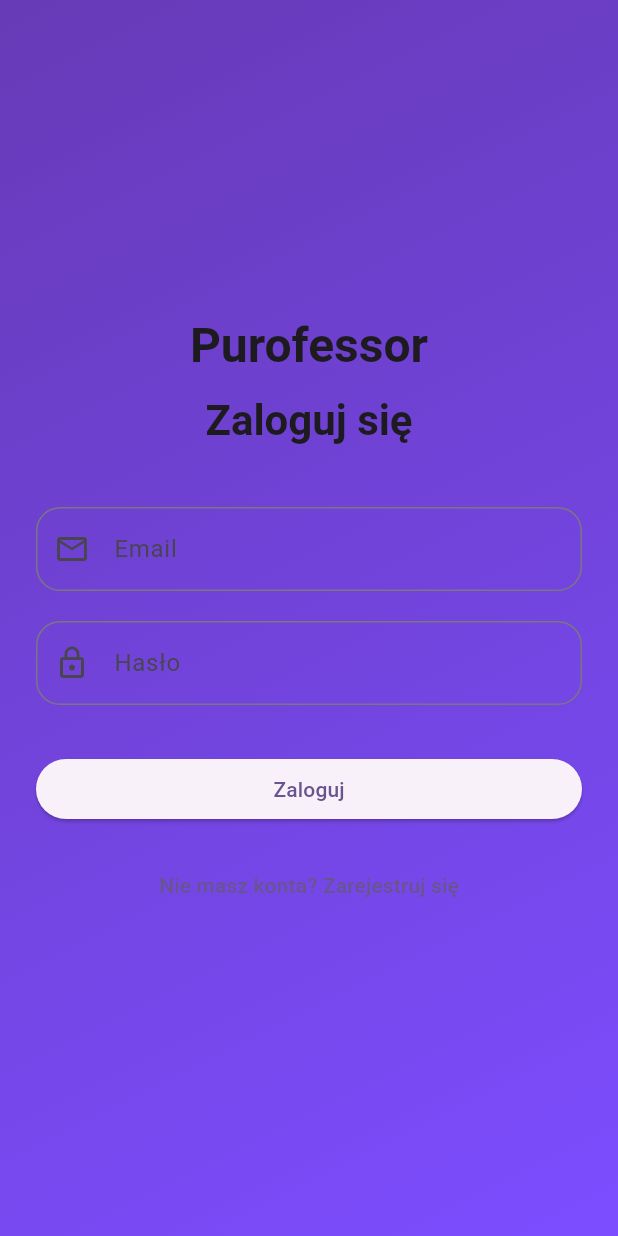
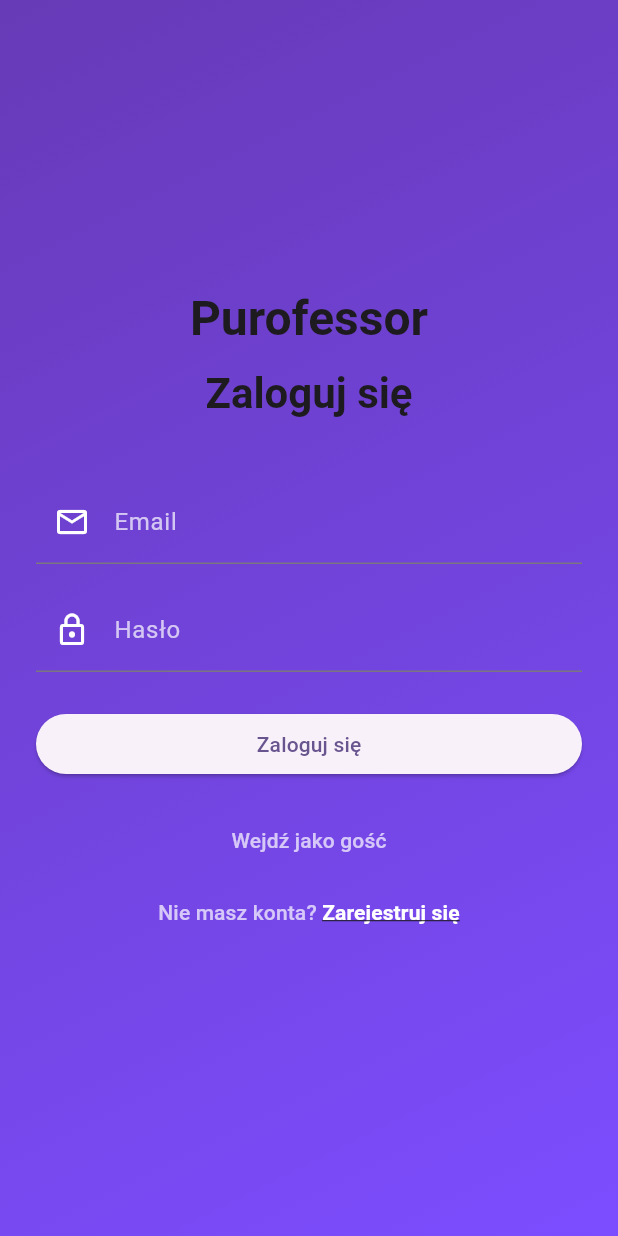
Before and after one commit to MRR-Team/PurofessorMobile, a Flutter app: the screen it shows after launch, after a tap on "Przejdz do logowania", on a phone screen of 412 x 824 dp. Run offline on Flutter 3.47's test engine with Material 3 defaults, Android fonts, the phone set to English and light mode, and no system bars; our stand-ins replace flutter_dotenv.

Commit message:
feat: Implement login functionality
This commit introduces the login functionality to the application.

Key changes include:

- **HTTP Client and Exception:**
    - Added an `HttpClient` class for making HTTP requests (GET, POST, PUT, DELETE).
    - Introduced a custom `HttpException` class to handle HTTP errors with status codes and messages.
- **Environment Configuration:**
    - Added `flutter_dotenv` to manage environment variables.
    - Created a `.env.example` file with an `API_URL` placeholder.
    - Added `.env` to the assets in `pubspec.yaml`.
- **Login Form and Logic:**
    - Refactored the `LoginPage` to use a `LoginForm` widget.
    - Implemented the login logic in `AuthController`, including API calls, loading state management, and error handling.
    - On successful login, the user is redirected to the `/dashboard` route.
- **App Setup:**
    - Created an `AppSetup` class to handle initialization tasks like loading environment variables and setting up the HTTP client.
    - Modified `main.dart` to use `AppSetup` for application initialization.
- **UI Enhancements:**
    - Updated the `LoginForm` with improved styling for input fields and icons.
    - Added a "Register" link to the login form.
- **Dependency Updates:**
    - Added `http` and `flutter_dotenv` to `pubspec.yaml`.

```diff
--- a/lib/main.dart
+++ b/lib/main.dart
@@ -1,32 +1,8 @@
 import 'package:flutter/material.dart';
-import 'package:provider/provider.dart';
-import 'package:purofessor_mobile/src/core/constants/app_constatns.dart';
-import 'package:purofessor_mobile/src/features/auth/presentation/controllers/auth_controller.dart';
-import 'package:purofessor_mobile/src/features/home/presentation/pages/home_page.dart';
+import 'package:purofessor_mobile/src/core/app_setup.dart';
 
-void main() {
-  runApp(
-    MultiProvider(
-      providers: [
-        ChangeNotifierProvider(create: (_) => AuthController()),
-      ],
-      child: const MyApp(),
-    ),
-  );
+void main() async {
+  WidgetsFlutterBinding.ensureInitialized();
+  final app = await AppSetup.initialize();
+  runApp(app);
 }
-
-class MyApp extends StatelessWidget {
-  const MyApp({super.key});
-
-  @override
-  Widget build(BuildContext context) {
-    return MaterialApp(
-      title: AppConstants.appName,
-      theme: ThemeData(
-
-        colorScheme: ColorScheme.fromSeed(seedColor: Colors.deepPurple),
-      ),
-      home: const HomePage(),
-    );
-  }
-}
--- /dev/null
+++ b/lib/src/core/app_setup.dart
@@ -0,0 +1,44 @@
+import 'package:flutter/material.dart';
+import 'package:flutter_dotenv/flutter_dotenv.dart';
+import 'package:provider/provider.dart';
+import 'package:purofessor_mobile/src/core/data/network/http_client.dart';
+
+import 'package:purofessor_mobile/src/core/constants/app_constatns.dart';
+import 'package:purofessor_mobile/src/features/auth/presentation/controllers/auth_controller.dart';
+import 'package:purofessor_mobile/src/features/home/presentation/pages/home_page.dart';
+
+class AppSetup {
+  static Future<Widget> initialize() async {
+    await dotenv.load(fileName: '.env');
+
+    final apiUrl = dotenv.env['API_URL'];
+
+    if (apiUrl == null || apiUrl.isEmpty) {
+      throw Exception('API_URL is not set in the .env file');
+    }
+
+    final httpClient = HttpClient(baseUrl: apiUrl);
+
+    return MultiProvider(
+      providers: [
+        ChangeNotifierProvider(create: (_) => AuthController(httpClient: httpClient)),
+      ],
+      child: const MyApp(),
+    );
+  }
+}
+
+class MyApp extends StatelessWidget {
+  const MyApp({super.key});
+
+  @override
+  Widget build(BuildContext context) {
+    return MaterialApp(
+      title: AppConstants.appName,
+      theme: ThemeData(
+        colorScheme: ColorScheme.fromSeed(seedColor: Colors.deepPurple),
+      ),
+      home: const HomePage(),
+    );
+  }
+}
--- /dev/null
+++ b/lib/src/core/exceptions/http_exception.dart
@@ -0,0 +1,9 @@
+class HttpException implements Exception {
+  final String message;
+  final int statusCode;
+
+  HttpException({required this.message, required this.statusCode});
+
+  @override
+  String toString() => 'HttpException ($statusCode): $message';
+}
--- a/lib/src/features/auth/presentation/pages/login_page.dart
+++ b/lib/src/features/auth/presentation/pages/login_page.dart
@@ -1,11 +1,12 @@
 import 'package:flutter/material.dart';
+import 'package:purofessor_mobile/src/features/auth/presentation/widgets/login_form.dart'; // <- dodaj import
 import 'package:purofessor_mobile/src/shared/presentation/widgets/app_background.dart';
-import 'package:purofessor_mobile/src/shared/presentation/widgets/button.dart';
 import 'package:purofessor_mobile/src/core/constants/app_constatns.dart';
 
 class LoginPage extends StatelessWidget {
   final TextEditingController emailController = TextEditingController();
   final TextEditingController passwordController = TextEditingController();
+  final GlobalKey<FormState> formKey = GlobalKey<FormState>();
 
   LoginPage({super.key});
 
@@ -28,7 +29,6 @@ class LoginPage extends StatelessWidget {
                     textAlign: TextAlign.center,
                   ),
                   const SizedBox(height: 12),
-
                   Text(
                     'Zaloguj się',
                     style: Theme.of(context).textTheme.headlineMedium?.copyWith(
@@ -38,43 +38,10 @@ class LoginPage extends StatelessWidget {
                   ),
                   const SizedBox(height: 40),
 
-                  TextField(
-                    controller: emailController,
-                    keyboardType: TextInputType.emailAddress,
-                    decoration: InputDecoration(
-                      labelText: 'Email',
-                      prefixIcon: const Icon(Icons.email_outlined),
-                      border: OutlineInputBorder(
-                        borderRadius: BorderRadius.circular(16),
-                      ),
-                    ),
-                  ),
-                  const SizedBox(height: 20),
-
-                  TextField(
-                    controller: passwordController,
-                    obscureText: true,
-                    decoration: InputDecoration(
-                      labelText: 'Hasło',
-                      prefixIcon: const Icon(Icons.lock_outline),
-                      border: OutlineInputBorder(
-                        borderRadius: BorderRadius.circular(16),
-                      ),
-                    ),
-                  ),
-                  const SizedBox(height: 32),
-
-                  Button(
-                    label: 'Zaloguj',
-                    fullWidth: true,
-                    onPressed: () {},
-                  ),
-
-                  const SizedBox(height: 16),
-                  TextButton(
-                    onPressed: () {
-                    },
-                    child: const Text('Nie masz konta? Zarejestruj się'),
+                  LoginForm(
+                    formKey: formKey,
+                    emailController: emailController,
+                    passwordController: passwordController,
                   ),
                 ],
               ),
--- a/lib/src/features/auth/presentation/widgets/login_form.dart
+++ b/lib/src/features/auth/presentation/widgets/login_form.dart
@@ -31,7 +31,7 @@ class LoginForm extends StatelessWidget {
             decoration: const InputDecoration(
               labelText: 'Email',
               labelStyle: TextStyle(color: Colors.white70),
-              prefixIcon: Icon(Icons.email_outlined),
+              prefixIcon: Icon(Icons.email_outlined, color: Colors.white),
             ),
             validator: (value) {
               if (value == null || value.isEmpty) {
@@ -49,7 +49,7 @@ class LoginForm extends StatelessWidget {
             decoration: const InputDecoration(
               labelText: 'Hasło',
               labelStyle: TextStyle(color: Colors.white70),
-              prefixIcon: Icon(Icons.lock_outline),
+              prefixIcon: Icon(Icons.lock_outline, color: Colors.white,),
             ),
             validator: (value) {
               if (value == null || value.isEmpty) {
@@ -86,6 +86,29 @@ class LoginForm extends StatelessWidget {
               style: TextStyle(color: Colors.white70),
             ),
           ),
+
+          TextButton(
+            onPressed: () {
+              Navigator.pushNamed(context, '/register');
+            },
+            child: const Text.rich(
+              TextSpan(
+                text: 'Nie masz konta? ',
+                style: TextStyle(color: Colors.white70),
+                children: [
+                  TextSpan(
+                    text: 'Zarejestruj się',
+                    style: TextStyle(
+                      color: Colors.white,
+                      fontWeight: FontWeight.bold,
+                      decoration: TextDecoration.underline,
+                    ),
+                  ),
+                ],
+              ),
+              textAlign: TextAlign.center,
+            ),
+          ),
         ],
       ),
     );
--- a/pubspec.yaml
+++ b/pubspec.yaml
@@ -32,6 +32,8 @@ dependencies:
     sdk: flutter
 
   provider: ^6.1.1
+  http: ^1.3.0
+  flutter_dotenv: ^5.2.1
 
   # The following adds the Cupertino Icons font to your application.
   # Use with the CupertinoIcons class for iOS style icons.
@@ -59,8 +61,8 @@ flutter:
   uses-material-design: true
 
   # To add assets to your application, add an assets section, like this:
-  # assets:
-  #   - images/a_dot_burr.jpeg
+  assets:
+    - .env
   #   - images/a_dot_ham.jpeg
 
   # An image asset can refer to one or more resolution-specific "variants", see
```
Also changed, not shown: lib/src/core/data/network/http_client.dart (added, +67 -0 lines), lib/src/features/auth/presentation/controllers/auth_controller.dart (+31 -21 lines), pubspec.lock, 1 other file.
